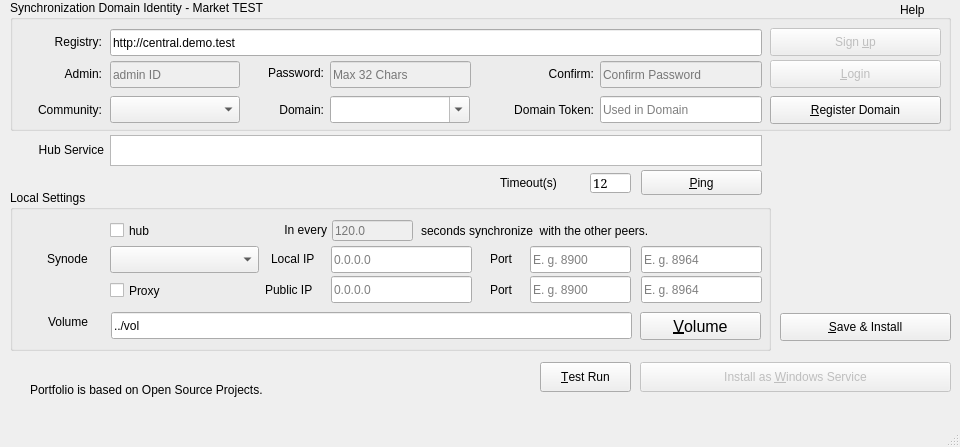
Old version of the form synode.py/src/synodepy3/form.ui in the repository odys-z/semantic-jserv.
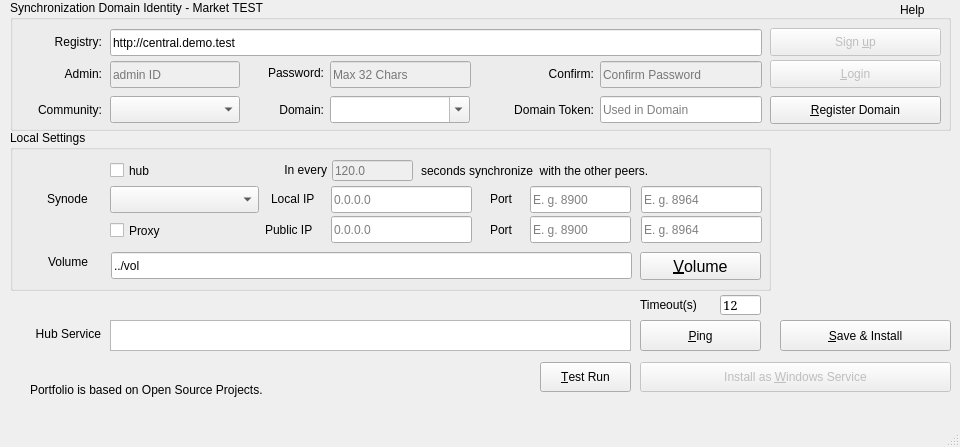
New version of the form. Icons and pictures are not drawn.

The edit to the form file:
```diff
--- a/synode.py/src/synodepy3/form.ui
+++ b/synode.py/src/synodepy3/form.ui
@@ -41,8 +41,8 @@
     <property name="geometry">
      <rect>
       <x>110</x>
-      <y>135</y>
-      <width>652</width>
+      <y>320</y>
+      <width>521</width>
       <height>31</height>
      </rect>
     </property>
@@ -454,9 +454,9 @@
     <property name="geometry">
      <rect>
       <x>780</x>
-      <y>313</y>
+      <y>320</y>
       <width>171</width>
-      <height>28</height>
+      <height>31</height>
      </rect>
     </property>
     <property name="text">
@@ -472,15 +472,21 @@
     </property>
     <property name="geometry">
      <rect>
-      <x>641</x>
-      <y>170</y>
+      <x>640</x>
+      <y>320</y>
       <width>121</width>
-      <height>25</height>
+      <height>31</height>
      </rect>
     </property>
     <property name="text">
      <string extracomment="Test">&amp;Ping</string>
     </property>
+    <property name="iconSize">
+     <size>
+      <width>24</width>
+      <height>24</height>
+     </size>
+    </property>
     <property name="shortcut">
      <string>Ctrl+T</string>
     </property>
@@ -488,8 +494,8 @@
    <widget class="QLineEdit" name="txtimeout">
     <property name="geometry">
      <rect>
-      <x>590</x>
-      <y>173</y>
+      <x>720</x>
+      <y>295</y>
       <width>41</width>
       <height>20</height>
      </rect>
@@ -522,9 +528,9 @@
    <widget class="QLabel" name="lbTimeout">
     <property name="geometry">
      <rect>
-      <x>500</x>
-      <y>175</y>
-      <width>81</width>
+      <x>640</x>
+      <y>297</y>
+      <width>77</width>
       <height>16</height>
      </rect>
     </property>
@@ -551,8 +557,8 @@
    <widget class="QLabel" name="lbHubjserv">
     <property name="geometry">
      <rect>
-      <x>11</x>
-      <y>140</y>
+      <x>8</x>
+      <y>324</y>
       <width>93</width>
       <height>20</height>
      </rect>
@@ -565,7 +571,7 @@
     <property name="geometry">
      <rect>
       <x>10</x>
-      <y>190</y>
+      <y>130</y>
       <width>761</width>
       <height>161</height>
      </rect>
```
Left out of the diff: 8 changed lines with no effect on the pictures.
